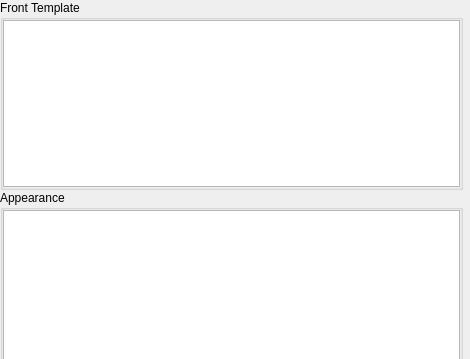
Above: designer/template.ui from ankitects/anki before the change; both pictures show x 0 to 470 and y 0 to 359 of the 470 by 569 pixel window. Below: the same form after it.
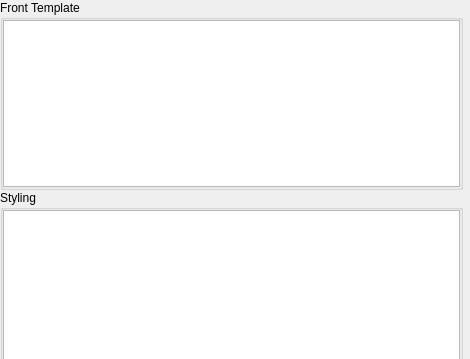
That is the form after the change.

Commit message: when renaming deck, start with old one as default

```diff
--- a/designer/template.ui
+++ b/designer/template.ui
@@ -66,7 +66,7 @@
      <item>
       <widget class="QGroupBox" name="groupBox_3">
        <property name="title">
-        <string>Appearance</string>
+        <string>Styling</string>
        </property>
        <layout class="QVBoxLayout" name="verticalLayout_3">
         <property name="spacing">
```
The commit also changes 1 other file.
